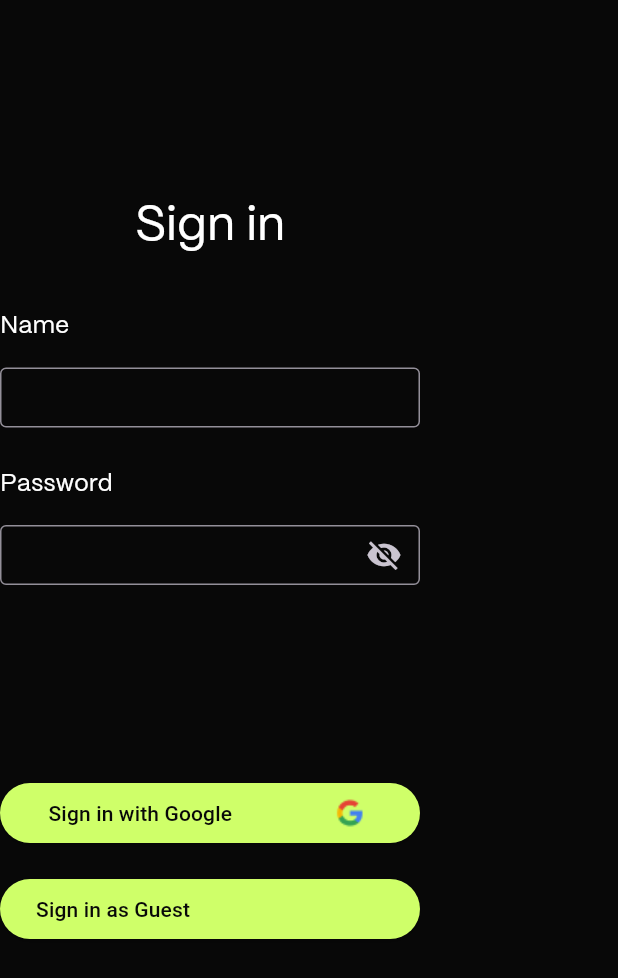
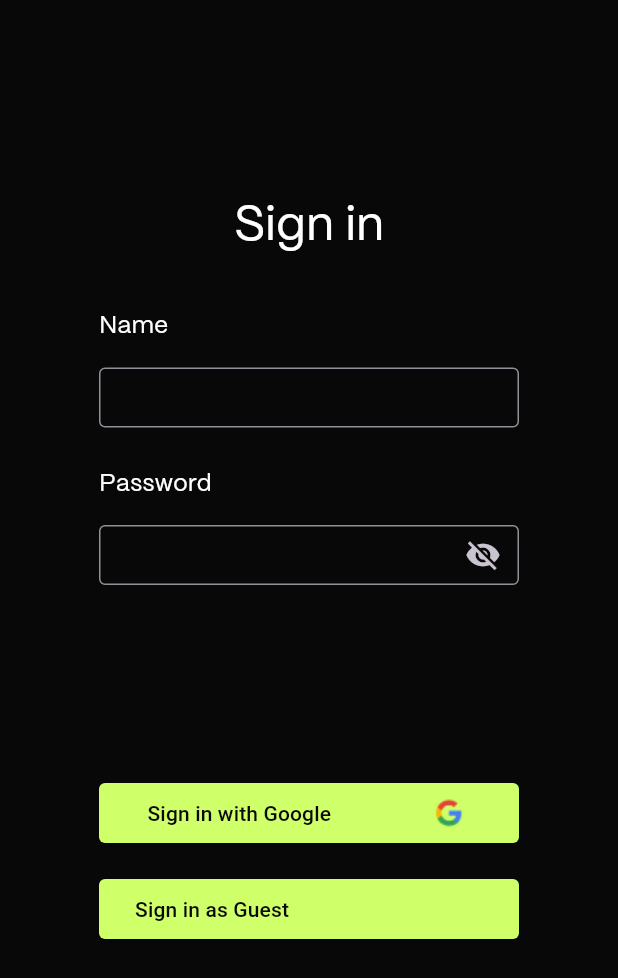
Before and after one commit to sidling1/spirit-app, a Flutter app: the screen it shows after launch, on a phone screen of 412 x 824 dp. Shown: the top 978 px of the screen. Run offline on Flutter 3.47's test engine with Material 3 defaults, Android fonts, the phone set to English and light mode, and no system bars.

Commit message:
Login-Screen Updates

```diff
--- a/lib/screens/signin_screen.dart
+++ b/lib/screens/signin_screen.dart
@@ -17,7 +17,10 @@ class _LoginScreenState extends State<SignInScreen> {
   Widget build(BuildContext context) {
     return Scaffold(
       backgroundColor: Color(0xFF080808),
-      body: Column(
+      body:
+      Center(
+        child: Column(
+
           crossAxisAlignment: CrossAxisAlignment.center,
           children: <Widget>[
             SizedBox(
@@ -138,6 +141,11 @@ class _LoginScreenState extends State<SignInScreen> {
                 backgroundColor: MaterialStateProperty.all<Color>(Color(0xFFCFFF69)),
                 foregroundColor: MaterialStateProperty.all<Color>(Color(0xFF080808)),
                 fixedSize: MaterialStateProperty.all<Size>(Size(280.0,40.0)),
+                shape: MaterialStateProperty.all<OutlinedBorder>(
+                  RoundedRectangleBorder(
+                    borderRadius: BorderRadius.circular(4.0),
+                  ),
+                ),
               ),
               child: Row(
                 mainAxisAlignment: MainAxisAlignment.spaceBetween,
@@ -163,6 +171,11 @@ class _LoginScreenState extends State<SignInScreen> {
                 backgroundColor: MaterialStateProperty.all<Color>(Color(0xFFCFFF69)),
                 foregroundColor: MaterialStateProperty.all<Color>(Color(0xFF080808)),
                 fixedSize: MaterialStateProperty.all<Size>(Size(280.0,40.0)),
+                shape: MaterialStateProperty.all<OutlinedBorder>(
+                  RoundedRectangleBorder(
+                    borderRadius: BorderRadius.circular(4.0),
+                  ),
+                ),
               ),
               child: Row(
                 children: <Widget>[
@@ -172,6 +185,8 @@ class _LoginScreenState extends State<SignInScreen> {
             ),
           ],
         ),
+      ),
+
     );
   }
 }
```
Lines whose indentation alone changed are shown as unchanged.
